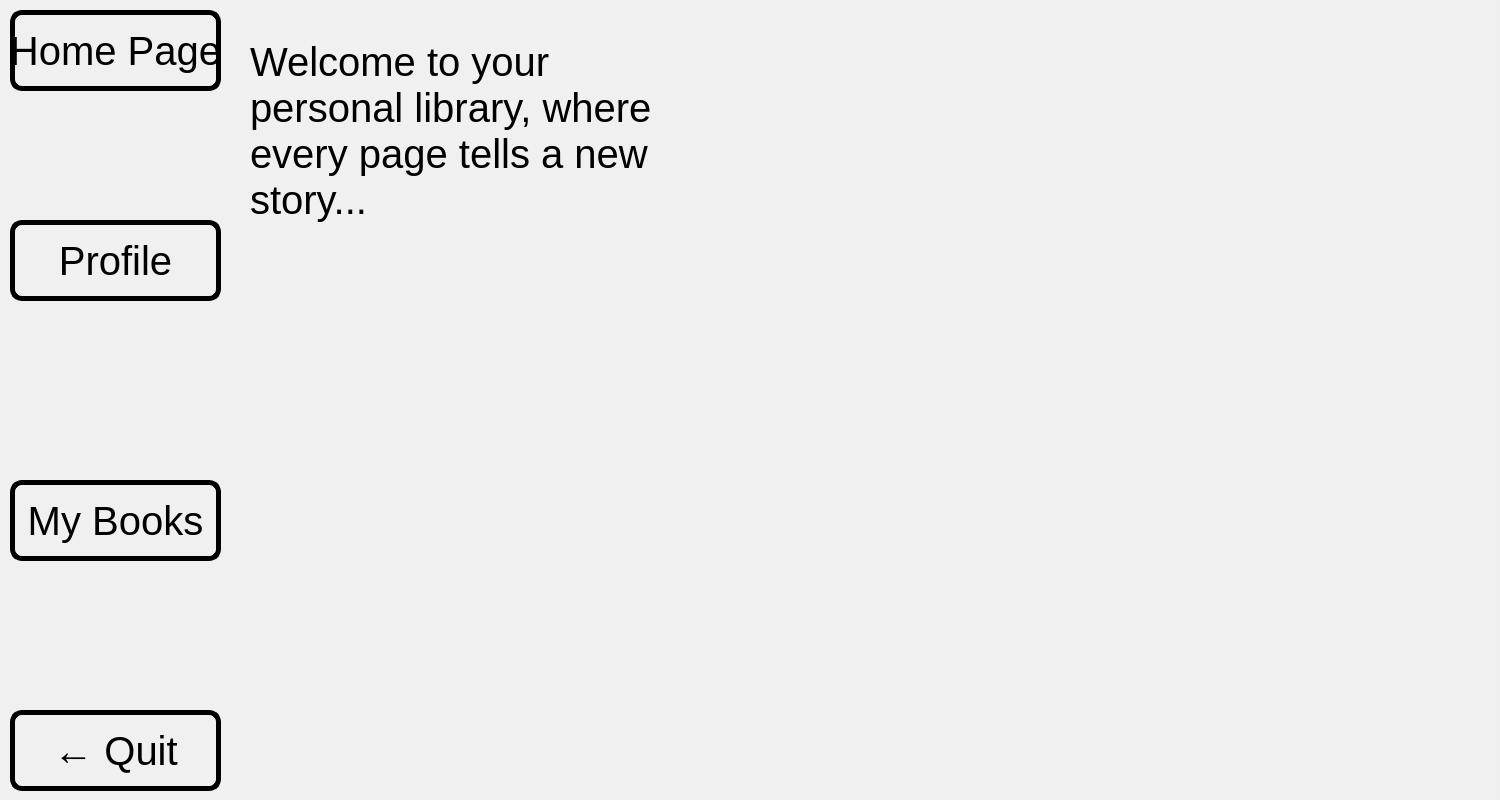
This is BookClubProject/appWindow/publisherwindow.ui in mohammadshirizadeh-sudo/book-club as Qt 5 draws it before an edit. The edited form follows.
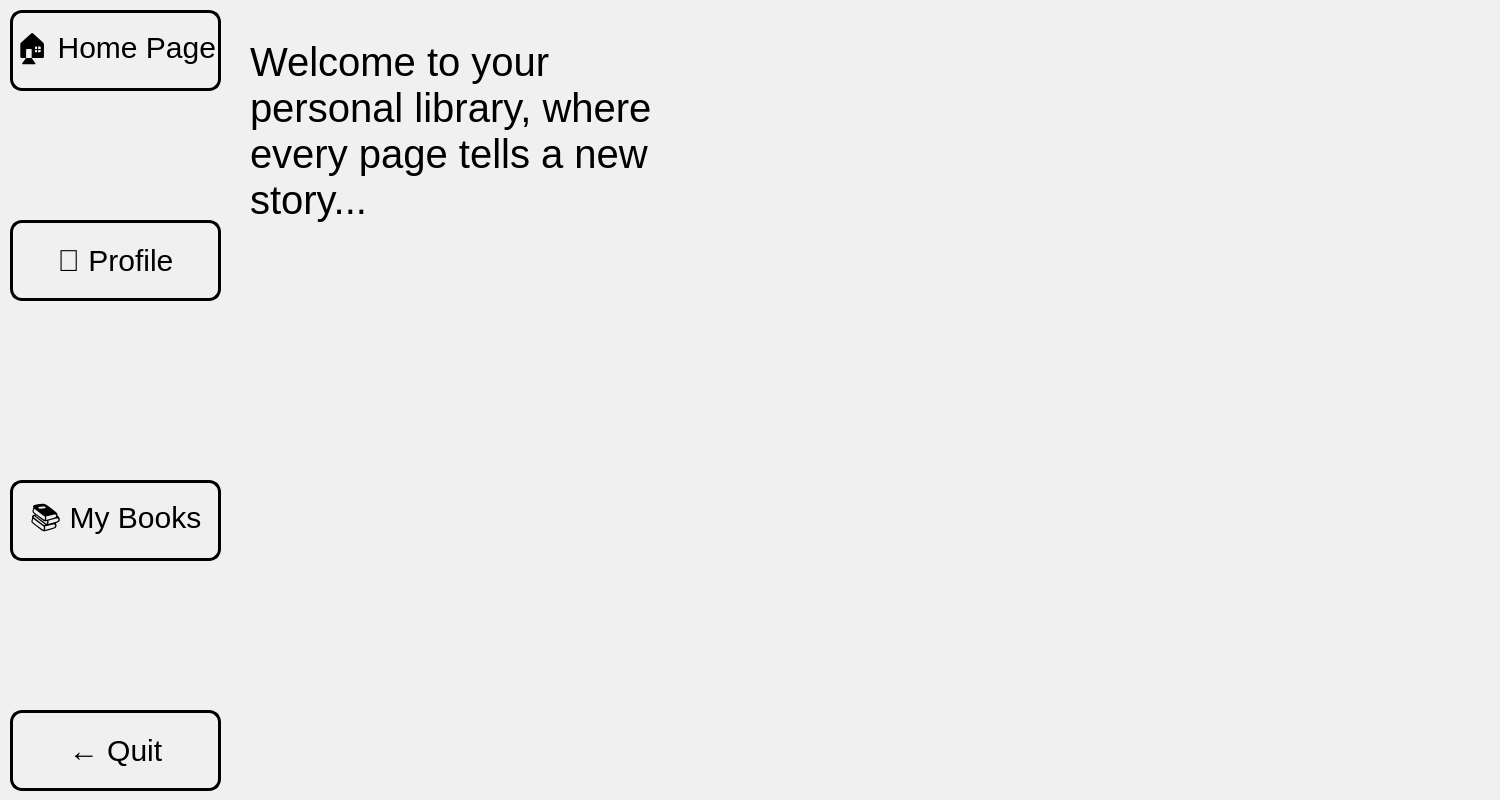
This is the edited form. Icons and pictures are not drawn.

```diff
--- a/BookClubProject/appWindow/publisherwindow.ui
+++ b/BookClubProject/appWindow/publisherwindow.ui
@@ -52,14 +52,15 @@
     <property name="styleSheet">
      <string notr="true">QPushButton {
 	font: 700 9pt &quot;Script MT Bold&quot;;
-	font-size:40px;
+	font-size:30px;
 	color: rgb(0, 0, 0);
-	border: 5px solid black;
+	border: 3px solid black;
 	border-radius: 12px;
-}</string>
+}
+</string>
     </property>
     <property name="text">
-     <string>Home Page</string>
+     <string>🏠 Home Page</string>
     </property>
    </widget>
    <widget class="QPushButton" name="pubProfilePushButton">
@@ -74,14 +75,14 @@
     <property name="styleSheet">
      <string notr="true">QPushButton {
 	font: 700 9pt &quot;Script MT Bold&quot;;
-	font-size:40px;
+	font-size:30px;
 	color: rgb(0, 0, 0);
-	border: 5px solid black;
+	border: 3px solid black;
 	border-radius: 12px;
 }</string>
     </property>
     <property name="text">
-     <string>Profile</string>
+     <string>👤 Profile</string>
     </property>
    </widget>
    <widget class="QPushButton" name="pubBooksPushButton">
@@ -96,14 +97,14 @@
     <property name="styleSheet">
      <string notr="true">QPushButton {
 	font: 700 9pt &quot;Script MT Bold&quot;;
-	font-size:40px;
+	font-size:30px;
 	color: rgb(0, 0, 0);
-	border: 5px solid black;
+	border: 3px solid black;
 	border-radius: 12px;
 }</string>
     </property>
     <property name="text">
-     <string>My Books</string>
+     <string>📚 My Books</string>
     </property>
    </widget>
    <widget class="QPushButton" name="quitPushButton">
@@ -118,9 +119,9 @@
     <property name="styleSheet">
      <string notr="true">QPushButton {
 	font: 700 9pt &quot;Script MT Bold&quot;;
-	font-size:40px;
+	font-size:30px;
 	color: rgb(0, 0, 0);
-	border: 5px solid black;
+	border: 3px solid black;
 	border-radius: 12px;
 }</string>
     </property>
```
